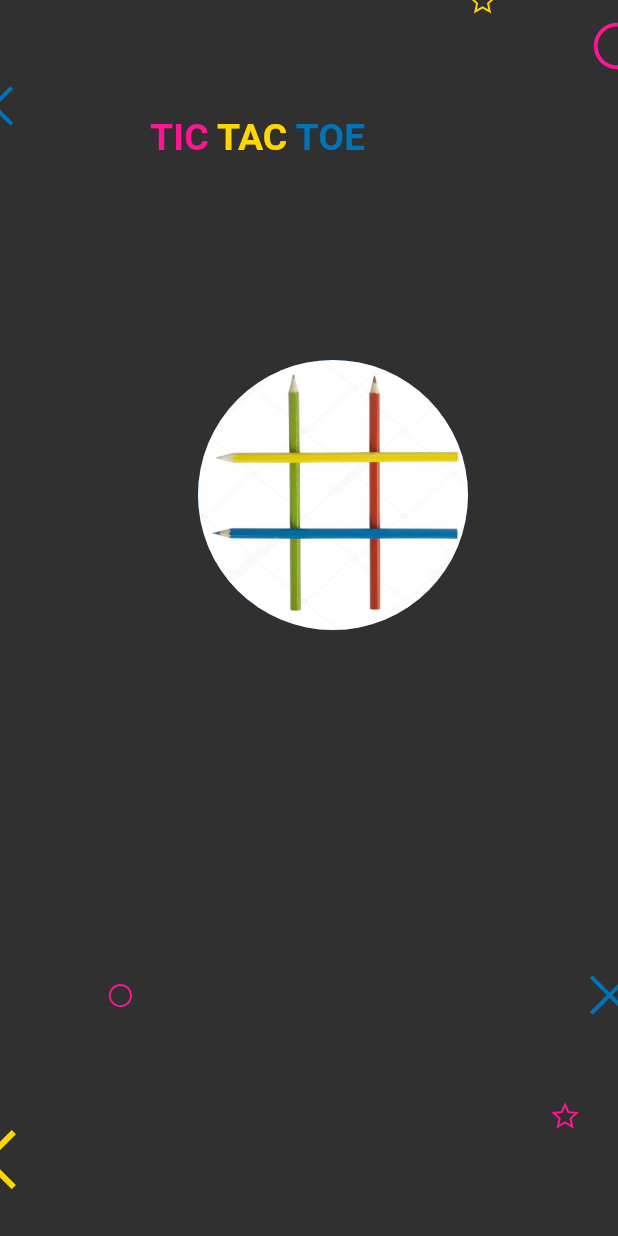
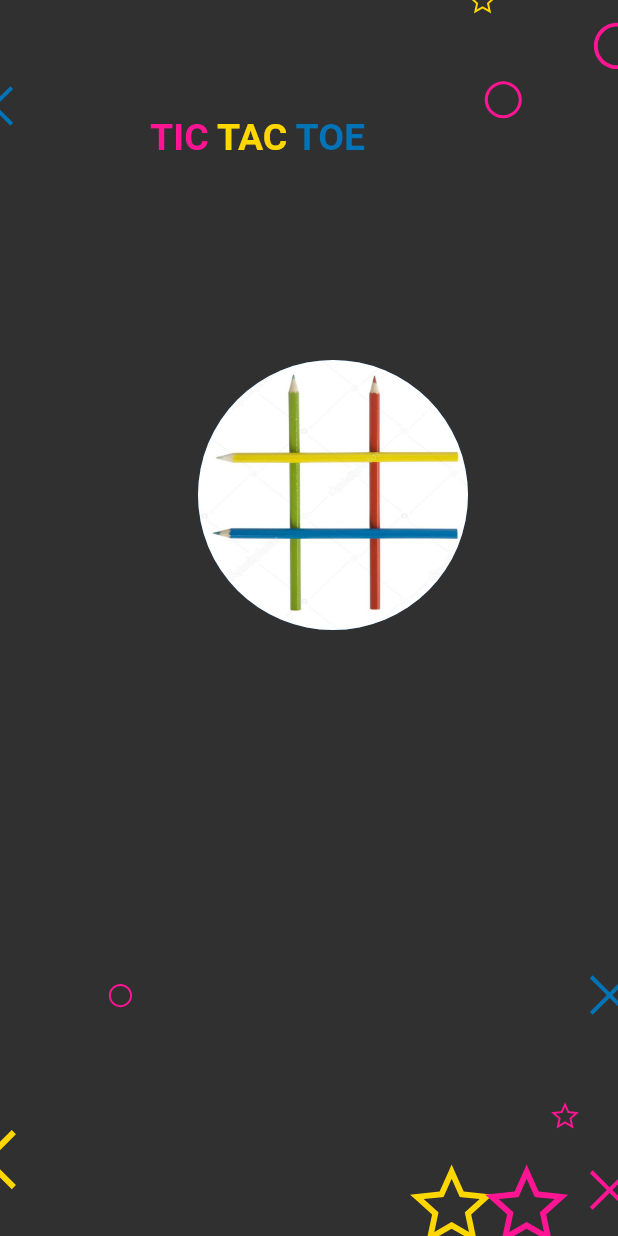
Before and after one commit to funmi-cod/tictactoe, a Flutter app: the SplashScreen screen opened directly, on a phone screen of 412 x 824 dp. Run offline on Flutter 3.47's test engine with Material 2 defaults, Android fonts, the phone set to English and light mode, and no system bars; drawn by our look-alikes of avatar_glow; our stand-ins replace device_preview, google_fonts, line_awesome_flutter; missing offline and left inert: customprompt; Roboto replaces fonts that are missing (Nosifer).

Commit message:
Update splash_screen.dart

```diff
--- a/lib/splash_screen.dart
+++ b/lib/splash_screen.dart
@@ -82,7 +82,7 @@ class _SplashScreenState extends State<SplashScreen> {
               Positioned(
                 top: 200,
                 right: 60,
-                child: AvatarGlow(
+                child: AvatarGlow(// add grow around the container
                   endRadius: 130,
                   duration: Duration(seconds: 1),
                   glowColor: kTextColor,
@@ -106,6 +106,15 @@ class _SplashScreenState extends State<SplashScreen> {
                 child: Icon(
                   LineAwesomeIcons.circle,
                   size: size.width * 0.10,
+                  color: kOColor,
+                ),
+              ),
+             Positioned(
+                top: 50,
+                right: 60,
+                child: Icon(
+                  LineAwesomeIcons.circle,
+                  size: size.width * 0.08,
                   color: kOColor,
                 ),
               ),
@@ -145,6 +154,33 @@ class _SplashScreenState extends State<SplashScreen> {
                   color: kTextColor,
                 ),
               ),
+             Positioned(
+                bottom: 10,
+                right: -15,
+                child: Icon(
+                  LineAwesomeIcons.times,
+                  size: size.width * 0.10,
+                  color: kOColor,
+                ),
+              ),
+             Positioned(
+                bottom: -10,
+                right: 80,
+                child: Icon(
+                  LineAwesomeIcons.star,
+                  size: size.width * 0.15,
+                  color: kTextColor,
+                ),
+              ),
+              Positioned(
+                bottom: -10,
+                right: 30,
+                child: Icon(
+                  LineAwesomeIcons.star,
+                  size: size.width * 0.15,
+                  color: kOColor,
+                ),
+              ),
             ],
           ),
         ),
```
